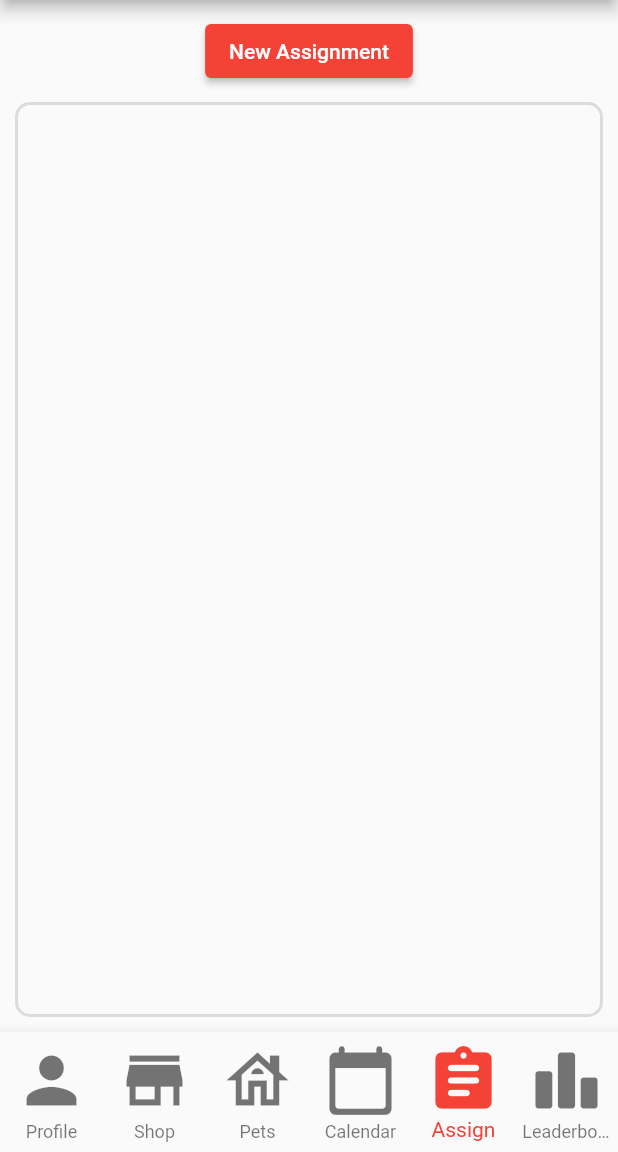
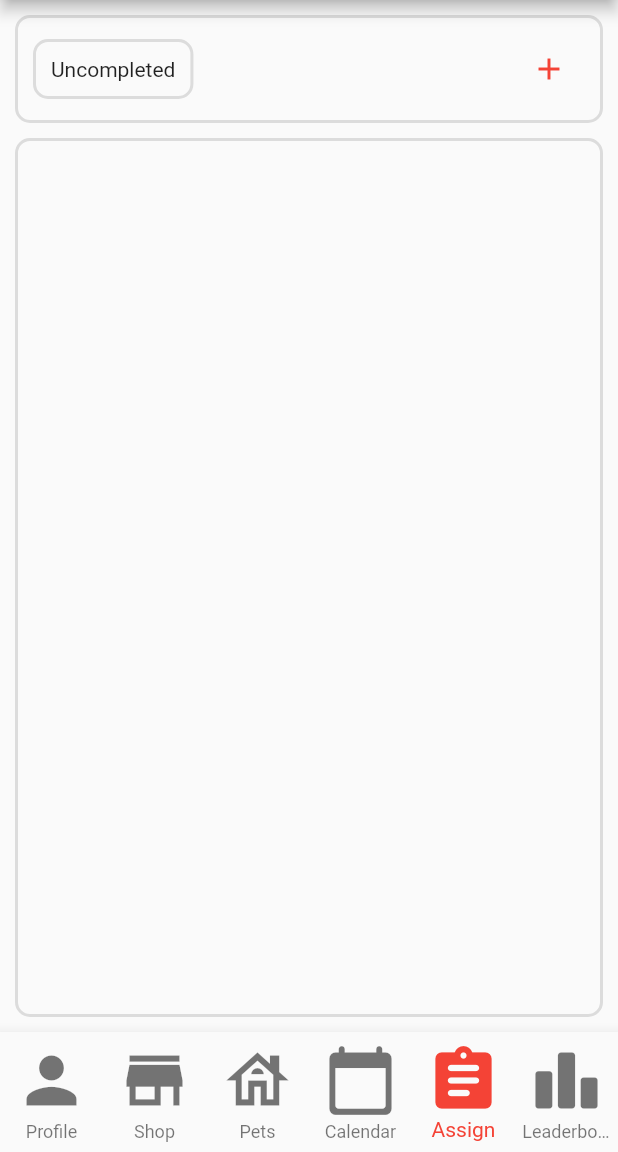
Before and after one commit to Wingo206/RU_On_Time, a Flutter app: the MyHomePage screen opened directly, item 5 of the bottom bar chosen, on a phone screen of 412 x 824 dp, the part 84-1236 px from its top. Run offline on Flutter 3.47's test engine with Material 2 defaults, Android fonts, the phone set to English and light mode, and no system bars; our stand-ins replace cloud_firestore, firebase_auth, firebase_core, table_calendar; missing offline and left inert: cloud_firestore_web, firebase_auth_web, firebase_core_web; accounts and stored records are empty; network calls fail.

Commit message:
Completing assignments and getting hearts / gems

```diff
--- a/lib/data.dart
+++ b/lib/data.dart
@@ -1,5 +1,4 @@
 import 'package:flutter/material.dart';
-import 'dart:ui';
 
 import 'package:cloud_firestore/cloud_firestore.dart';
 import 'package:flutter/services.dart';
@@ -145,21 +144,22 @@ class Accessory {
   }
 }
 
+class Assignment {
+  String name;
+  DateTime dueDate;
+  DateTime startDate;
+  bool completed;
+  String? documentId;
 
-class Assignment {
-  final String name;
-  final DateTime dueDate;
-  final DateTime startDate;
-  String? documentID;
-
-  Assignment({required this.name, required this.dueDate, required this.startDate, this.documentID});
+  Assignment({required this.name, required this.dueDate, required this.startDate, required this.completed, this.documentId});
 
   Assignment.fromJson(Map<String, Object?> json, String id)
       : this(
           name: json['name']! as String,
           dueDate: DateTime.parse(json['due date']! as String),
           startDate: DateTime.parse(json['start date']! as String),
-    documentID: id,
+          completed: json['completed']! as bool,
+          documentId: id,
         );
 
   Map<String, Object?> toJson() {
@@ -167,10 +167,15 @@ class Assignment {
       'name': name,
       'due date': dueDate.toIso8601String(),
       'start date': startDate.toIso8601String(),
+      'completed': completed,
     };
   }
+
+  Future<void> updateDocument(BuildContext context) async {
+    context.read<DataManager>().assignmentsCollection.doc(documentId).update(toJson());
   }
 
+}
 
 class UserData {
   String name;
--- a/lib/data_manager.dart
+++ b/lib/data_manager.dart
@@ -2,8 +2,6 @@ import 'dart:async';
 
 import 'package:cloud_firestore/cloud_firestore.dart';
 import 'package:firebase_auth/firebase_auth.dart';
-import 'package:flutter/material.dart';
-import 'package:provider/src/provider.dart';
 
 import 'data.dart';
 
@@ -16,6 +14,7 @@ class DataManager {
 
   CollectionReference get assignmentsCollection => usersCollection.doc(uid).collection('assignments');
   Stream<QuerySnapshot> get assignmentStream => assignmentsCollection.orderBy('due date', descending: false).snapshots();
+  Stream<QuerySnapshot> get assignmentStreamFiltered => assignmentsCollection.where('completed', isEqualTo: false).orderBy('due date', descending: false).snapshots();
 
   CollectionReference get petsCollection => usersCollection.doc(uid).collection('pets');
   Stream<QuerySnapshot> get petStream => petsCollection.orderBy('start date', descending: false).snapshots();
--- a/lib/page/assignments.dart
+++ b/lib/page/assignments.dart
@@ -1,3 +1,5 @@
+import 'dart:math';
+
 import 'package:cloud_firestore/cloud_firestore.dart';
 import 'package:flutter/cupertino.dart';
 import 'package:flutter/material.dart';
@@ -17,40 +19,54 @@ class AssignmentsPage extends StatefulWidget {
 
 class _AssignmentsPageState extends State<AssignmentsPage> {
   bool _showForm = false;
+  bool _showCompleted = false;
   AssignmentForm _currentForm = AssignmentForm();
+  List<Assignment> _assignments = [];
 
   @override
   Widget build(BuildContext context) {
     List<Widget> rowWidgets = [
-      Padding(
-        padding: EdgeInsets.only(left: 10.0, right: 10.0, top: 10.0),
-        child: ElevatedButton(
+      Expanded(
+        child: Align(
+          alignment: Alignment.centerLeft,
+          child: GestureDetector(
+            onTap: () {
+              setState(() {
+                _showCompleted = !_showCompleted;
+              });
+            },
+            child: OutlineBox(
+              child: Text((_showCompleted) ? "Completed" : "Uncompleted"),
+            ),
+          ),
+        ),
+      ),
+      IconButton(
+        color: Theme.of(context).primaryColor,
         onPressed: () {
           setState(() {
             _showForm = !_showForm;
           });
         },
-          child: Text((_showForm) ? "Cancel" : "New Assignment"),
-          style: ElevatedButton.styleFrom(primary: (_showForm) ? Theme.of(context).disabledColor : Theme.of(context).primaryColor),
-        ),
+        icon: Icon((_showForm) ? Icons.undo : Icons.add),
       ),
     ];
     List<Widget> columnWidgets = [
-      //Text('Assignments', style: TextStyle(fontSize: 60)),
-      Row(
-        mainAxisAlignment: MainAxisAlignment.center,
+      Padding(
+        padding: EdgeInsets.only(left: 10.0, top: 10.0, right: 10.0),
+        child: OutlineBox(
+          child: Row(
+            mainAxisAlignment: MainAxisAlignment.end,
             children: rowWidgets,
           ),
-      Expanded(
-        child: AssignmentFetcher(),
+        ),
       )
     ];
     if (_showForm) {
       columnWidgets.insert(1, _currentForm);
       rowWidgets.add(
-        Padding(
-          padding: EdgeInsets.only(right: 10.0, top: 10.0),
-          child: ElevatedButton(
+        IconButton(
+          color: Theme.of(context).primaryColor,
           onPressed: () {
             setState(() {
               _showForm = false;
@@ -58,11 +74,28 @@ class _AssignmentsPageState extends State<AssignmentsPage> {
               _currentForm = AssignmentForm();
             });
           },
-            child: Text("Submit"),
-          ),
+          icon: Icon(Icons.check),
         ),
       );
     }
+    DataManager dataManager = context.read<DataManager>();
+    columnWidgets.add(
+      StreamBuilder<QuerySnapshot>(
+        stream: (_showCompleted) ? dataManager.assignmentStream : dataManager.assignmentStreamFiltered,
+        builder: (BuildContext context, AsyncSnapshot<QuerySnapshot> snapshot) {
+          if (snapshot.hasError) {
+            return Text('Something went wrong');
+          }
+          if (snapshot.connectionState == ConnectionState.waiting) {
+          } else {
+            _assignments = snapshot.data!.docs.map((DocumentSnapshot document) => Assignment.fromJson(document.data()! as Map<String, dynamic>, document.id)).toList();
+          }
+          return Expanded(
+            child: AssignmentList(_assignments),
+          );
+        },
+      ),
+    );
     return Column(
       children: columnWidgets,
     );
@@ -101,7 +134,7 @@ class _AssignmentFormState extends State<AssignmentForm> {
   }
 
   Assignment getAssignment() {
-    return Assignment(name: _nameController.text.trim(), startDate: _assignmentStartDate, dueDate: _assignmentDueDate);
+    return Assignment(name: _nameController.text.trim(), startDate: _assignmentStartDate, dueDate: _assignmentDueDate, completed: false);
   }
 
   @override
@@ -170,25 +203,6 @@ class _AssignmentFormState extends State<AssignmentForm> {
   }
 }
 
-class AssignmentFetcher extends StatelessWidget {
-  @override
-  Widget build(BuildContext context) {
-    DataManager _dataManager = context.read<DataManager>();
-    return StreamBuilder<QuerySnapshot>(
-      stream: _dataManager.assignmentStream,
-      builder: (BuildContext context, AsyncSnapshot<QuerySnapshot> snapshot) {
-        if (snapshot.hasError) {
-          return Text('Something went wrong');
-        }
-        if (snapshot.connectionState == ConnectionState.waiting) {
-          return Text("Loading");
-        }
-        return AssignmentList(snapshot.data!.docs.map((DocumentSnapshot document) => Assignment.fromJson(document.data()! as Map<String, dynamic>, document.id)).toList());
-      },
-    );
-  }
-}
-
 class AssignmentList extends StatelessWidget {
   final List<Assignment> _assignments;
 
@@ -221,7 +235,7 @@ class _AssignmentWidgetState extends State<AssignmentWidget> {
   bool _editing = false;
 
   Future<void> updateData(Map<String, dynamic> data) async {
-    await context.read<DataManager>().assignmentsCollection.doc(widget._assignment.documentID).update(data);
+    await context.read<DataManager>().assignmentsCollection.doc(widget._assignment.documentId).update(data);
   }
 
   @override
@@ -239,13 +253,39 @@ class _AssignmentWidgetState extends State<AssignmentWidget> {
                 icon: Icon(Icons.remove),
                 color: Theme.of(context).primaryColor,
                 onPressed: () {
+                  showDialog(
+                    context: context,
+                    builder: (_) => AlertDialog(
+                      title: Text("Delete"),
+                      content: Text("Delete Assignment \"" + widget._assignment.name + "\"?"),
+                      actions: [
+                        MaterialButton(
+                          onPressed: () {
+                            Navigator.pop(context);
+                          },
+                          child: Text("No"),
+                        ),
+                        MaterialButton(
+                          onPressed: () {
                             setState(() {
-                    //TODO confirmation?
-                    context.read<DataManager>().assignmentsCollection.doc(widget._assignment.documentID).delete();
+                              context.read<DataManager>().assignmentsCollection.doc(widget._assignment.documentId).delete();
                             });
+                            Navigator.pop(context);
+                          },
+                          child: Text("Yes"),
+                        ),
+                      ],
+                    ),
+                    barrierDismissible: true,
+                  );
                 },
               ),
-              IconButton(
+              (widget._assignment.completed)
+                  ? SizedBox(
+                      width: 48.0,
+                      height: 48.0,
+                    )
+                  : IconButton(
                       icon: Icon(Icons.edit),
                       color: Theme.of(context).primaryColor,
                       onPressed: () {
@@ -254,11 +294,35 @@ class _AssignmentWidgetState extends State<AssignmentWidget> {
                         });
                       },
                     ),
-              IconButton(
+              (widget._assignment.completed)
+                  ? SizedBox(
+                      width: 48.0,
+                      height: 48.0,
+                    )
+                  : IconButton(
                       icon: Icon(Icons.check),
                       color: Theme.of(context).primaryColor,
                       onPressed: () {
-                  print("add completion code here");
+                        Assignment a = widget._assignment;
+                        a.completed = true;
+                        context.read<DataManager>().getUserData().then((UserData userData) {
+                          Random rng = new Random();
+                          int assignmentLength = a.dueDate.difference(a.startDate).inHours;
+                          double multiplier = (1+0.1*(a.dueDate.difference(DateTime.now()).inHours / 24));
+
+                          //hearts: (5 - 15) + 1 per 6 hours assignmentLength * extra 10% per day early
+                          double hearts = (5*rng.nextDouble()+10) + (assignmentLength / 6.0);
+                          hearts = hearts * multiplier;
+                          userData.hearts += hearts.round();
+                          //(1-3) + 1 per day assignmentLength
+                          double gems = (3*rng.nextDouble()+1) + (assignmentLength / 24.0);
+                          gems = gems * multiplier;
+                          userData.gems += gems.round();
+
+                          userData.updateDocument(context).then((_) {
+                            a.updateDocument(context);
+                          });
+                        });
                       },
                     ),
             ],
@@ -320,6 +384,7 @@ class _AssignmentWidgetState extends State<AssignmentWidget> {
       columnWidgets.add(currentForm);
     }
     return OutlineBox(
+      borderColor: (widget._assignment.completed) ? Colors.lightGreen : null,
       child: Column(
         children: columnWidgets,
       ),
--- a/lib/page/calendar.dart
+++ b/lib/page/calendar.dart
@@ -5,7 +5,6 @@ import 'package:ru_on_time/data_manager.dart';
 import 'package:ru_on_time/page/assignments.dart';
 import 'package:table_calendar/table_calendar.dart';
 import 'package:provider/src/provider.dart';
-import 'package:intl/intl.dart';
 
 import '../data.dart';
 import '../util_widgets.dart';
@@ -58,7 +57,7 @@ class _CalendarState extends State<Calendar> {
   @override
   Widget build(BuildContext context) {
     return StreamBuilder<QuerySnapshot>(
-      stream: context.read<DataManager>().assignmentStream,
+      stream: context.read<DataManager>().assignmentStreamFiltered,
       builder: (BuildContext context, AsyncSnapshot<QuerySnapshot> snapshot) {
         List<Widget> widgetsList = [
           SizedBox(
--- a/lib/page/profile.dart
+++ b/lib/page/profile.dart
@@ -2,7 +2,6 @@ import 'package:cloud_firestore/cloud_firestore.dart';
 import 'package:flutter/material.dart';
 import 'package:provider/src/provider.dart';
 import 'package:ru_on_time/authentication_service.dart';
-import 'package:ru_on_time/page/pets.dart';
 
 import '../data.dart';
 import '../util_widgets.dart';
```
Also changed, not shown: lib/page/pet_render.dart (+5 -3 lines), lib/page/pets.dart (+6 -9 lines), lib/page/shop.dart (+18 -4 lines). Lines whose indentation alone changed are shown as unchanged.
